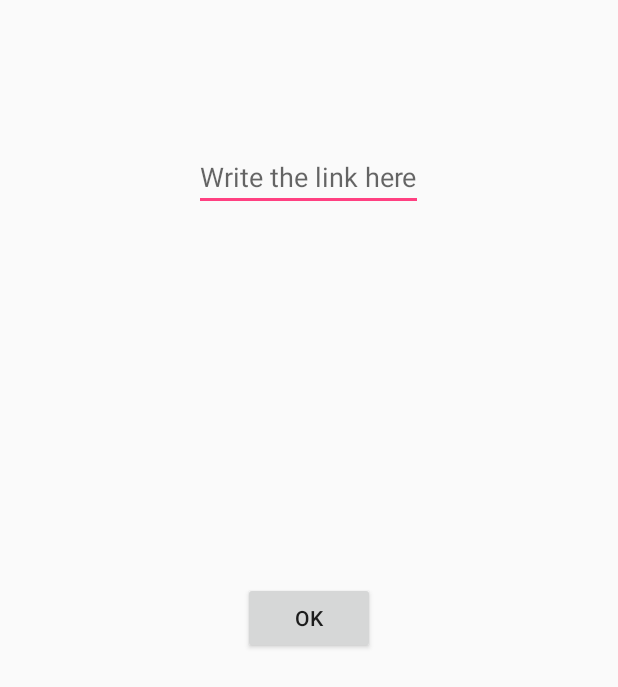
After one commit to famishedrover/WEBAPlication, an Android app: the layout activity_first.xml on its own in the app's theme, with its tools: preview values and no code run, on a phone screen of 412 x 824 dp. The commit adds this screen. Shown: the top 687 px of the screen. Run offline under Robolectric (Android 15) with nearby library versions, the phone set to English and light mode, and no system bars.

Commit message:
enabled First Activity to let user enter any webadd , http:// already hardcoded

```diff
--- /dev/null
+++ b/app/src/main/res/layout/activity_first.xml
@@ -0,0 +1,28 @@
+<?xml version="1.0" encoding="utf-8"?>
+<RelativeLayout xmlns:android="http://schemas.android.com/apk/res/android"
+    xmlns:tools="http://schemas.android.com/tools"
+    android:layout_width="match_parent"
+    android:layout_height="match_parent"
+    android:paddingBottom="@dimen/activity_vertical_margin"
+    android:paddingLeft="@dimen/activity_horizontal_margin"
+    android:paddingRight="@dimen/activity_horizontal_margin"
+    android:paddingTop="@dimen/activity_vertical_margin"
+    tools:context="com.example.muditverma.webapp.FirstActivity">
+
+    <EditText
+        android:layout_width="wrap_content"
+        android:layout_height="wrap_content"
+        android:id="@+id/editText"
+        android:layout_alignParentTop="true"
+        android:layout_centerHorizontal="true"
+        android:layout_marginTop="79dp"
+        android:hint="Write the link here" />
+
+    <Button
+        android:layout_width="wrap_content"
+        android:layout_height="wrap_content"
+        android:text="ok"
+        android:id="@+id/button"
+        android:layout_centerVertical="true"
+        android:layout_centerHorizontal="true" />
+</RelativeLayout>
```
Also changed, not shown: app/src/main/AndroidManifest.xml (+10 -3 lines), app/src/main/java/com/example/muditverma/webapp/FirstActivity.java (added, +38 -0 lines), app/src/main/java/com/example/muditverma/webapp/MainActivity.java (+11 -2 lines).
